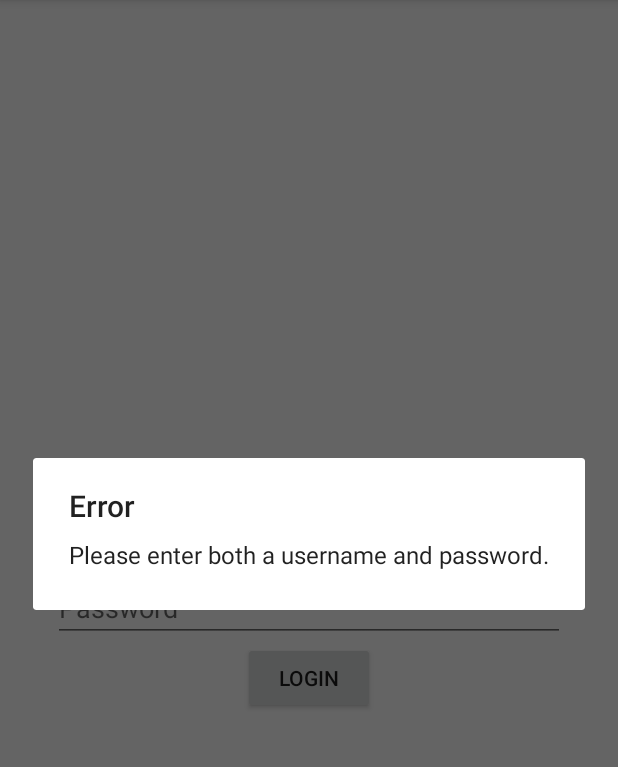
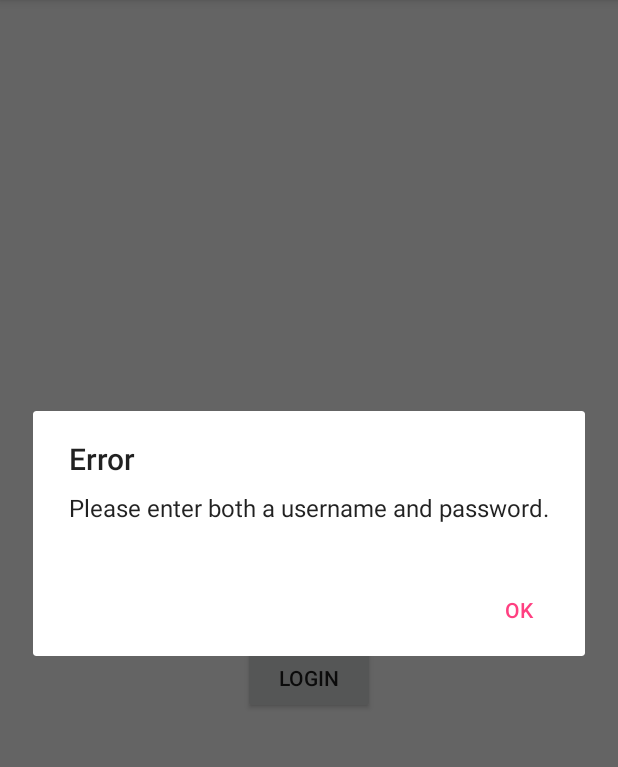
Before and after one commit to Radvendii/PacList-Android, an Android app: the screen it shows after launch (MainActivity), after a tap on "LOGIN", on a phone screen of 412 x 824 dp, the part 84-851 px from its top. Run offline under Robolectric (Android 15) with nearby library versions, the phone set to English and light mode, and no system bars.

Commit message:
alert ok button

```diff
--- a/app/src/main/java/me/bar_yam/taeer/paclist/MainActivity.java
+++ b/app/src/main/java/me/bar_yam/taeer/paclist/MainActivity.java
@@ -3,6 +3,7 @@ package me.bar_yam.taeer.paclist;
 import android.support.v7.app.AppCompatActivity;
 import android.os.Bundle;
 import android.app.AlertDialog;
+import android.content.DialogInterface;
 import android.view.View;
 import android.widget.Button;
 import android.widget.EditText;
@@ -14,7 +15,13 @@ public class MainActivity extends AppCompatActivity {
         super.onCreate(savedInstanceState);
         setContentView(R.layout.activity_main);
 
-        final AlertDialog.Builder loginResponse = new AlertDialog.Builder(this);
+        final AlertDialog.Builder loginResponse = new AlertDialog.Builder(this)
+          .setPositiveButton("OK", new DialogInterface.OnClickListener() {
+            public void onClick(DialogInterface dialog, int id){
+              dialog.cancel();
+            }
+          });
+
         final Button loginButton = (Button) findViewById(R.id.login_button);
         loginButton.setOnClickListener(new View.OnClickListener() {
           public void onClick(View v) {
```
